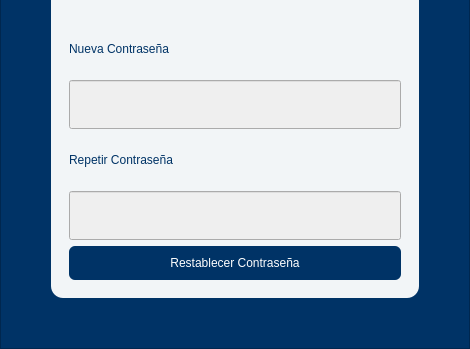
Above: recovery.ui from AlexING-7/Gestion_Pasantes before the change; both pictures show x 0 to 470 and y 399 to 748 of the 470 by 748 pixel window. Below: the same form after it.
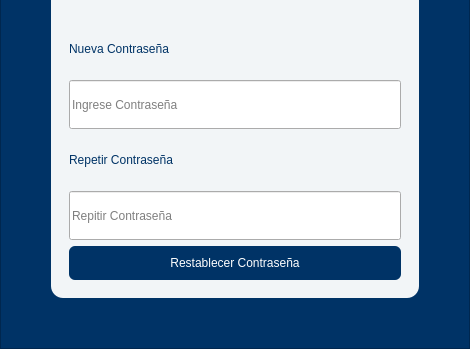
That is the form after the change. Icons and pictures are not drawn.

The edit to the form file:
```diff
--- a/recovery.ui
+++ b/recovery.ui
@@ -718,7 +718,7 @@
             <item>
              <widget class="QLineEdit" name="newpassword_input">
               <property name="enabled">
-               <bool>false</bool>
+               <bool>true</bool>
               </property>
               <property name="sizePolicy">
                <sizepolicy hsizetype="Expanding" vsizetype="Expanding">
@@ -729,8 +729,11 @@
               <property name="echoMode">
                <enum>QLineEdit::EchoMode::Password</enum>
               </property>
+              <property name="readOnly">
+               <bool>true</bool>
+              </property>
               <property name="placeholderText">
-               <string/>
+               <string>Ingrese Contraseña</string>
               </property>
              </widget>
             </item>
@@ -744,7 +747,7 @@
             <item>
              <widget class="QLineEdit" name="repeatpassword_input">
               <property name="enabled">
-               <bool>false</bool>
+               <bool>true</bool>
               </property>
               <property name="sizePolicy">
                <sizepolicy hsizetype="Expanding" vsizetype="Expanding">
@@ -758,6 +761,12 @@
               <property name="echoMode">
                <enum>QLineEdit::EchoMode::Password</enum>
               </property>
+              <property name="readOnly">
+               <bool>true</bool>
+              </property>
+              <property name="placeholderText">
+               <string>Repitir Contraseña</string>
+              </property>
              </widget>
             </item>
             <item>
```
Left out of the diff: 4 changed lines with no effect on the pictures.
